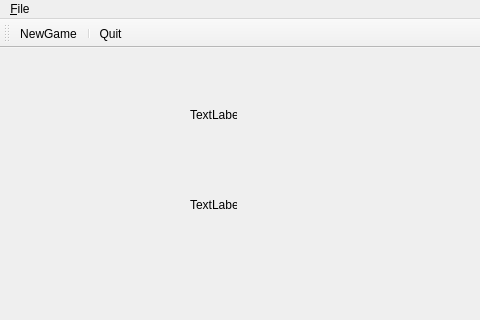
This is Chapter 3/tictactoe/mainwindow.ui in starrynights89/Game_practice_Qt-5.10 as Qt 5 draws it before an edit; both pictures show x 0 to 480 and y 0 to 320 of the 800 by 600 pixel window. The edited form follows.
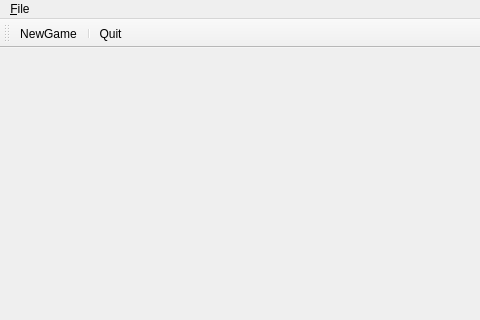
This is the edited form. Icons and pictures are not drawn. Custom widgets are drawn as their Qt base class.

```diff
--- a/Chapter 3/tictactoe/mainwindow.ui
+++ b/Chapter 3/tictactoe/mainwindow.ui
@@ -14,32 +14,25 @@
    <string>MainWindow</string>
   </property>
   <widget class="QWidget" name="centralwidget">
-   <widget class="QLabel" name="label">
-    <property name="geometry">
-     <rect>
-      <x>190</x>
-      <y>60</y>
-      <width>47</width>
-      <height>13</height>
-     </rect>
-    </property>
+   <layout class="QVBoxLayout" name="verticalLayout">
+    <item>
+     <widget class="QLabel" name="player1">
     <property name="text">
-     <string>TextLabel</string>
-    </property>
-   </widget>
-   <widget class="QLabel" name="label_2">
-    <property name="geometry">
-     <rect>
-      <x>190</x>
-      <y>150</y>
-      <width>47</width>
-      <height>13</height>
-     </rect>
-    </property>
+       <string/>
+      </property>
+     </widget>
+    </item>
+    <item>
+     <widget class="TicTacToeWidget" name="gameBoard" native="true"/>
+    </item>
+    <item>
+     <widget class="QLabel" name="player2">
     <property name="text">
-     <string>TextLabel</string>
-    </property>
-   </widget>
+       <string/>
+      </property>
+     </widget>
+    </item>
+   </layout>
   </widget>
   <widget class="QMenuBar" name="menubar">
    <property name="geometry">
@@ -106,6 +99,14 @@
    </property>
   </action>
  </widget>
+ <customwidgets>
+  <customwidget>
+   <class>TicTacToeWidget</class>
+   <extends>QWidget</extends>
+   <header>tictactoewidget.h</header>
+   <container>1</container>
+  </customwidget>
+ </customwidgets>
  <resources/>
  <connections/>
 </ui>
```
Lines whose indentation alone changed are shown as unchanged.
